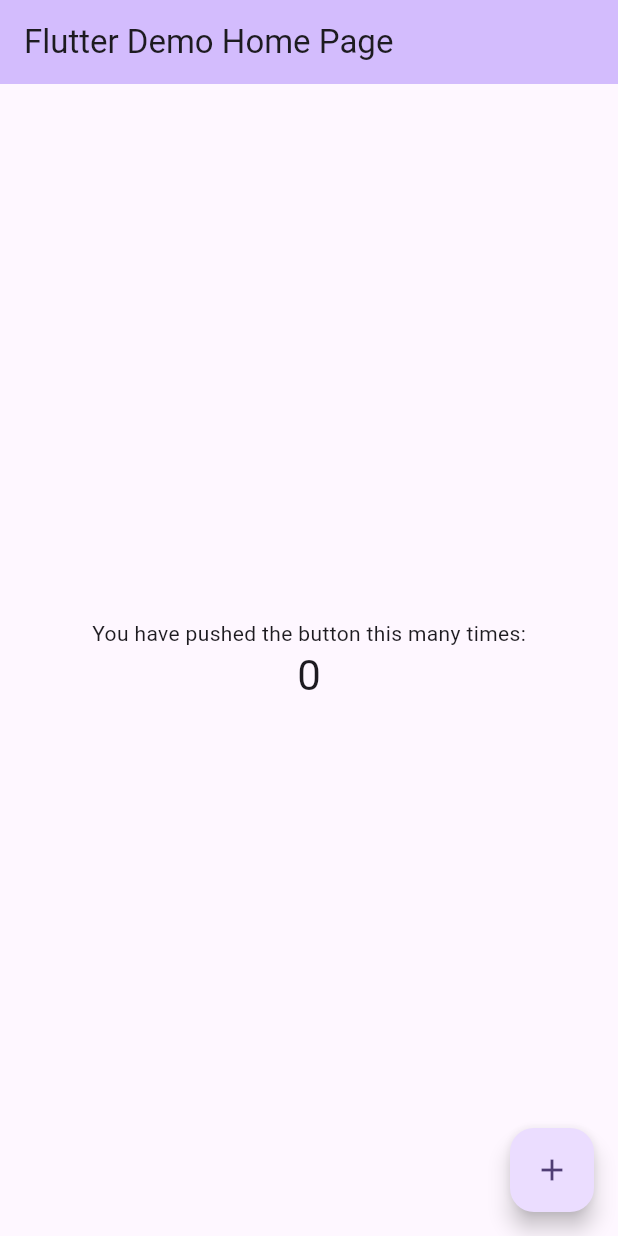
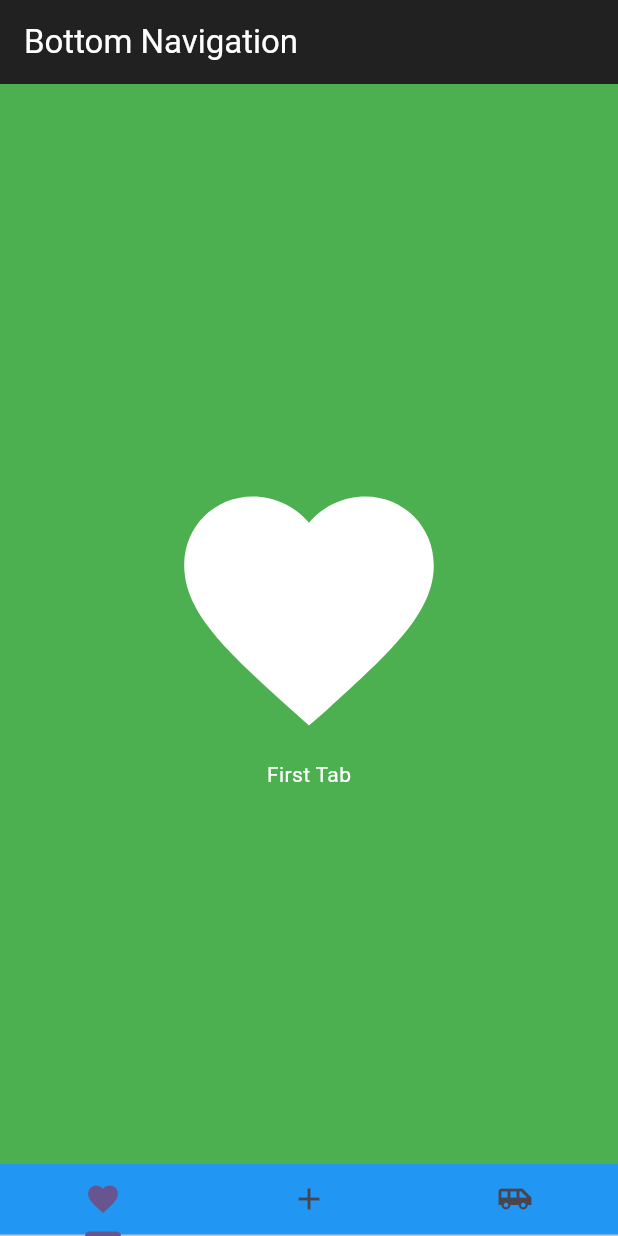
Before and after one commit to Gurpreets11/bottom_navigation_flutter, a Flutter app: the screen it shows after launch, on a phone screen of 412 x 824 dp. Run offline on Flutter 3.47's test engine with Material 3 defaults, Android fonts, the phone set to English and light mode, and no system bars.

Commit message:
Bottom Navigation View

```diff
--- /dev/null
+++ b/lib/bottom_navigation.dart
@@ -0,0 +1,67 @@
+import 'package:bottom_navigation_fapp/tab/first_tab.dart';
+import 'package:bottom_navigation_fapp/tab/second_tab.dart';
+import 'package:bottom_navigation_fapp/tab/third_tab.dart';
+import 'package:flutter/material.dart';
+
+class BottomNavigationPage extends StatefulWidget {
+  BottomNavigationPage() : super();
+
+  final String title = "Bottom Navigation";
+
+  @override
+  BottomNavigationPageState createState() => BottomNavigationPageState();
+}
+
+class BottomNavigationPageState extends State<BottomNavigationPage> with SingleTickerProviderStateMixin {
+  late TabController controller;
+
+  @override
+  void initState() {
+    super.initState();
+    controller = TabController(length: 3, vsync: this);
+  }
+
+  @override
+  void dispose() {
+    controller.dispose();
+    super.dispose();
+  }
+
+  @override
+  Widget build(BuildContext context) {
+    return Scaffold(
+      appBar: AppBar(
+        title: const Text(
+          "Bottom Navigation",
+          style: TextStyle(color: Colors.white),
+        ),
+        backgroundColor: Colors.black87,
+      ),
+      body: TabBarView(
+        children: <Widget>[
+          FirstTab(),
+          SecondTab(),
+          ThirdTab(),
+        ],
+        controller: controller,
+      ),
+      bottomNavigationBar: Material(
+        color: Colors.blue,
+        child: TabBar(
+          tabs: <Widget>[
+            Tab(
+              icon: Icon(Icons.favorite),
+            ),
+            Tab(
+              icon: Icon(Icons.add),
+            ),
+            Tab(
+              icon: Icon(Icons.airport_shuttle),
+            ),
+          ],
+          controller: controller,
+        ),
+      ),
+    );
+  }
+}
--- a/lib/main.dart
+++ b/lib/main.dart
@@ -1,4 +1,6 @@
 import 'package:flutter/material.dart';
+
+import 'bottom_navigation.dart';
 
 void main() {
   runApp(const MyApp());
@@ -13,113 +15,13 @@
     return MaterialApp(
       title: 'Flutter Demo',
       theme: ThemeData(
-        // This is the theme of your application.
-        //
-        // TRY THIS: Try running your application with "flutter run". You'll see
-        // the application has a purple toolbar. Then, without quitting the app,
-        // try changing the seedColor in the colorScheme below to Colors.green
-        // and then invoke "hot reload" (save your changes or press the "hot
-        // reload" button in a Flutter-supported IDE, or press "r" if you used
-        // the command line to start the app).
-        //
-        // Notice that the counter didn't reset back to zero; the application
-        // state is not lost during the reload. To reset the state, use hot
-        // restart instead.
-        //
-        // This works for code too, not just values: Most code changes can be
-        // tested with just a hot reload.
+
         colorScheme: ColorScheme.fromSeed(seedColor: Colors.deepPurple),
         useMaterial3: true,
       ),
-      home: const MyHomePage(title: 'Flutter Demo Home Page'),
+
+      debugShowCheckedModeBanner: false,
+      home:   BottomNavigationPage(),
     );
   }
 }
-
-class MyHomePage extends StatefulWidget {
-  const MyHomePage({super.key, required this.title});
-
-  // This widget is the home page of your application. It is stateful, meaning
-  // that it has a State object (defined below) that contains fields that affect
-  // how it looks.
-
-  // This class is the configuration for the state. It holds the values (in this
-  // case the title) provided by the parent (in this case the App widget) and
-  // used by the build method of the State. Fields in a Widget subclass are
-  // always marked "final".
-
-  final String title;
-
-  @override
-  State<MyHomePage> createState() => _MyHomePageState();
-}
-
-class _MyHomePageState extends State<MyHomePage> {
-  int _counter = 0;
-
-  void _incrementCounter() {
-    setState(() {
-      // This call to setState tells the Flutter framework that something has
-      // changed in this State, which causes it to rerun the build method below
-      // so that the display can reflect the updated values. If we changed
-      // _counter without calling setState(), then the build method would not be
-      // called again, and so nothing would appear to happen.
-      _counter++;
-    });
-  }
-
-  @override
-  Widget build(BuildContext context) {
-    // This method is rerun every time setState is called, for instance as done
-    // by the _incrementCounter method above.
-    //
-    // The Flutter framework has been optimized to make rerunning build methods
-    // fast, so that you can just rebuild anything that needs updating rather
-    // than having to individually change instances of widgets.
-    return Scaffold(
-      appBar: AppBar(
-        // TRY THIS: Try changing the color here to a specific color (to
-        // Colors.amber, perhaps?) and trigger a hot reload to see the AppBar
-        // change color while the other colors stay the same.
-        backgroundColor: Theme.of(context).colorScheme.inversePrimary,
-        // Here we take the value from the MyHomePage object that was created by
-        // the App.build method, and use it to set our appbar title.
-        title: Text(widget.title),
-      ),
-      body: Center(
-        // Center is a layout widget. It takes a single child and positions it
-        // in the middle of the parent.
-        child: Column(
-          // Column is also a layout widget. It takes a list of children and
-          // arranges them vertically. By default, it sizes itself to fit its
-          // children horizontally, and tries to be as tall as its parent.
-          //
-          // Column has various properties to control how it sizes itself and
-          // how it positions its children. Here we use mainAxisAlignment to
-          // center the children vertically; the main axis here is the vertical
-          // axis because Columns are vertical (the cross axis would be
-          // horizontal).
-          //
-          // TRY THIS: Invoke "debug painting" (choose the "Toggle Debug Paint"
-          // action in the IDE, or press "p" in the console), to see the
-          // wireframe for each widget.
-          mainAxisAlignment: MainAxisAlignment.center,
-          children: <Widget>[
-            const Text(
-              'You have pushed the button this many times:',
-            ),
-            Text(
-              '$_counter',
-              style: Theme.of(context).textTheme.headlineMedium,
-            ),
-          ],
-        ),
-      ),
-      floatingActionButton: FloatingActionButton(
-        onPressed: _incrementCounter,
-        tooltip: 'Increment',
-        child: const Icon(Icons.add),
-      ), // This trailing comma makes auto-formatting nicer for build methods.
-    );
-  }
-}
--- /dev/null
+++ b/lib/tab/first_tab.dart
@@ -0,0 +1,28 @@
+import 'package:flutter/material.dart';
+
+class FirstTab extends StatelessWidget {
+  @override
+  Widget build(BuildContext context) {
+    return Scaffold(
+      backgroundColor: Colors.green,
+      body: Container(
+        child: Center(
+          child: Column(
+            mainAxisAlignment: MainAxisAlignment.center,
+            children: <Widget>[
+              Icon(
+                Icons.favorite,
+                size: 200.0,
+                color: Colors.white,
+              ),
+              Text(
+                'First Tab',
+                style: TextStyle(color: Colors.white),
+              ),
+            ],
+          ),
+        ),
+      ),
+    );
+  }
+}
```
Also changed, not shown: lib/tab/second_tab.dart (added, +28 -0 lines), lib/tab/third_tab.dart (added, +28 -0 lines).
